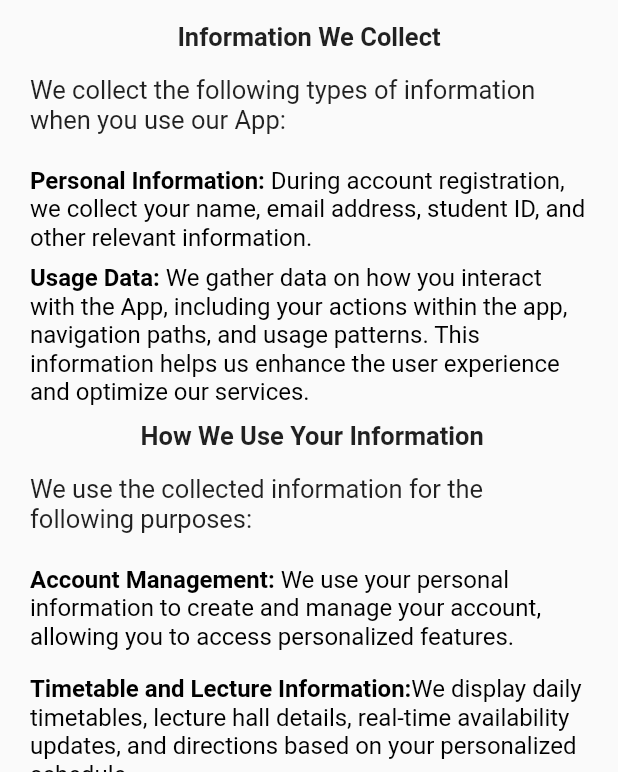
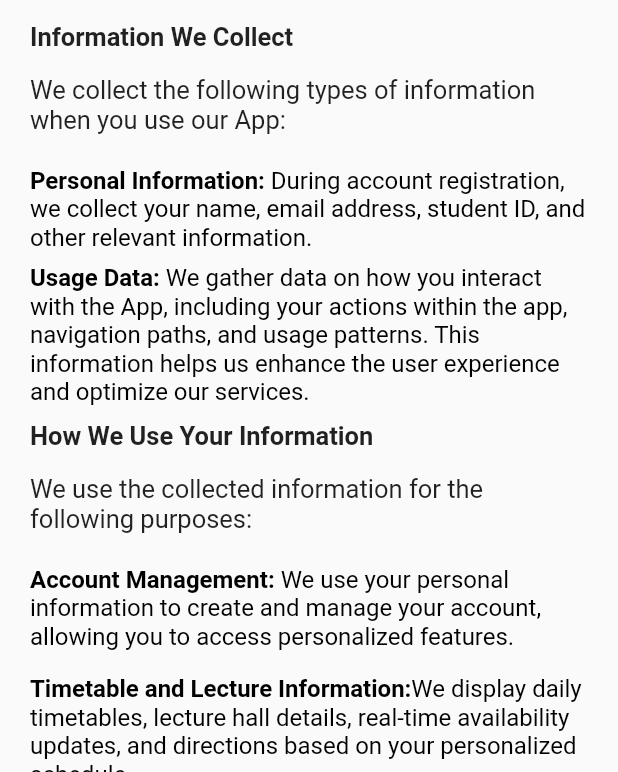
Before and after one commit to Nuthara/privacy_policy, a Flutter app: the screen it shows after launch, on a phone screen of 412 x 824 dp, the part 464-1236 px from its top. Run offline on Flutter 3.47's test engine with Material 2 defaults, Android fonts, the phone set to English and light mode, and no system bars; Roboto replaces fonts that are missing (Poppins).

Commit message:
Updated UI

```diff
--- a/lib/pages/privacy_policy.dart
+++ b/lib/pages/privacy_policy.dart
@@ -15,51 +15,55 @@ class _PrivacyPolicyState extends State<PrivacyPolicy> {
   Widget build(BuildContext context) {
     return Scaffold(
       appBar: BackMenu(
-        title:"Privacy Policy", onMenuPressed: () {  },
+        title: "Privacy Policy",
+        onMenuPressed: () {},
       ),
       body: SingleChildScrollView(
         padding: const EdgeInsets.all(20),
         child: Column(
           children: [
-            const Text("What is the Privacy Policy and what does it cover?",
-            style:TextStyle(
-              fontSize: 20,
-              fontWeight: FontWeight.bold
+            const Text(
+              "What is the Privacy Policy and what does it cover?",
+              style: TextStyle(fontSize: 20, fontWeight: FontWeight.bold),
+            ),
+            Container(
+              margin: const EdgeInsets.only(top: 10, bottom: 5),
+              child: const Text(
+                "Last updated: June 15, 2023",
+                textAlign: TextAlign.left,
+                style: TextStyle(
+                    color: Color.fromARGB(255, 82, 81, 81),
+                    fontSize: 15,
+                    fontWeight: FontWeight.normal),
               ),
             ),
             Container(
-              margin:const EdgeInsets.only(top: 10,bottom: 5),
+              margin: const EdgeInsets.only(top: 10, bottom: 5),
               child: const Text(
-              "Last updated: June 15, 2023",
-              textAlign: TextAlign.left ,
-              style: TextStyle(
-                color: Color.fromARGB(255, 82, 81, 81),
-                fontSize:15,
-                fontWeight: FontWeight.normal
-                ),
-                ),
-            ),
-            Container(
-              margin:const EdgeInsets.only(top: 10,bottom: 5),
-              child: const Text("Welcome to the NSBM N-Side app. We are committed to protecting your privacy and providing a secure and seamless experience. This Privacy Policy outlines how we collect, use, disclose, and protect your personal information. By using the App, you consent to the practices described in this policy.",
+                "Welcome to the NSBM N-Side app. We are committed to protecting your privacy and providing a secure and seamless experience. This Privacy Policy outlines how we collect, use, disclose, and protect your personal information. By using the App, you consent to the practices described in this policy.",
                 style: TextStyle(
                   fontSize: 17,
                   fontWeight: FontWeight.normal,
                 ),
               ),
             ),
-            Container(
-              margin:const EdgeInsets.only(top: 10,bottom: 5),
-              child: const Text("Information We Collect",
+            Align(
+              alignment: Alignment.topLeft,
+              child: Container(
+                margin: const EdgeInsets.only(top: 10, bottom: 5),
+                child: const Text(
+                  "Information We Collect",
                   style: TextStyle(
                     fontSize: 17,
                     fontWeight: FontWeight.bold,
                   ),
                 ),
               ),
+            ),
             Container(
-              margin:const EdgeInsets.only(top: 10,bottom: 5),
-              child: const Text("We collect the following types of information when you use our App:",
+              margin: const EdgeInsets.only(top: 10, bottom: 5),
+              child: const Text(
+                "We collect the following types of information when you use our App:",
                 style: TextStyle(
                   fontSize: 17,
                   fontWeight: FontWeight.normal,
@@ -102,18 +106,23 @@ class _PrivacyPolicyState extends State<PrivacyPolicy> {
                 ],
               ),
             ),
-          Container(
-              margin:const EdgeInsets.only(top: 10,bottom: 5),
-              child: const Text(" How We Use Your Information",
+            Align(
+              alignment: Alignment.topLeft,
+              child: Container(
+                margin: const EdgeInsets.only(top: 10, bottom: 5),
+                child: const Text(
+                  "How We Use Your Information",
                   style: TextStyle(
                     fontSize: 17,
                     fontWeight: FontWeight.bold,
                   ),
                 ),
               ),
+            ),
             Container(
-              margin:const EdgeInsets.only(top: 10,bottom: 5),
-              child: const Text("We use the collected information for the following purposes:",
+              margin: const EdgeInsets.only(top: 10, bottom: 5),
+              child: const Text(
+                "We use the collected information for the following purposes:",
                 style: TextStyle(
                   fontSize: 17,
                   fontWeight: FontWeight.normal,
@@ -193,26 +202,26 @@ class _PrivacyPolicyState extends State<PrivacyPolicy> {
               ),
             ),
             const SizedBox(height: 16),
-          DropdownButton<String>(
-            value: selectedSection,
-            onChanged: (newValue) {
-              setState(() {
-                selectedSection = newValue!;
-              });
-            },
-            items: [
-              'How We Use Your Information',
-              'Information Sharing',
-              'Data Security',
+            // DropdownButton<String>(
+            //   value: selectedSection,
+            //   onChanged: (newValue) {
+            //     setState(() {
+            //       selectedSection = newValue!;
+            //     });
+            //   },
+            //   items: [
+            //     'How We Use Your Information',
+            //     'Information Sharing',
+            //     'Data Security',
 
-              // ... Add other sections here ...
-            ].map<DropdownMenuItem<String>>((String value) {
-              return DropdownMenuItem<String>(
-                value: value,
-                child: Text(value),
-              );
-            }).toList(),
-          ),
+            //     // ... Add other sections here ...
+            //   ].map<DropdownMenuItem<String>>((String value) {
+            //     return DropdownMenuItem<String>(
+            //       value: value,
+            //       child: Text(value),
+            //     );
+            //   }).toList(),
+            // ),
           ],
         ),
       ),
```
Lines whose indentation alone changed are shown as unchanged.
